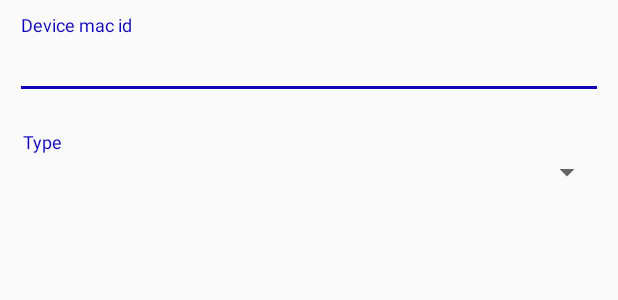
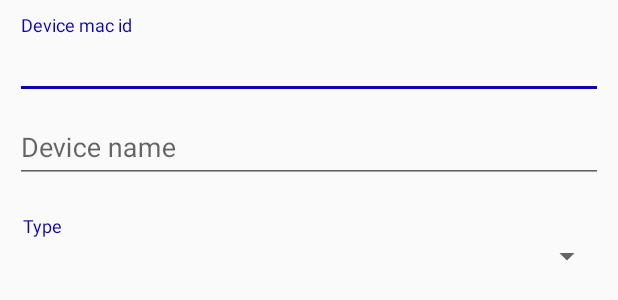
Before and after one commit to anskarthik/GeeneApp, an Android app: the layout device_input_dialog.xml on its own in the app's theme, with its tools: preview values and no code run, on a phone screen of 412 x 824 dp. Shown: the top 300 px of the screen. Run offline under Robolectric (Android 15) with nearby library versions, the phone set to English and light mode, and no system bars.

Commit message:
device name input

```diff
--- a/app/src/main/java/com/genie/home/genieapp/dao/GenieDatabaseHelper.java
+++ b/app/src/main/java/com/genie/home/genieapp/dao/GenieDatabaseHelper.java
@@ -50,6 +50,7 @@ public class GenieDatabaseHelper extends SQLiteOpenHelper {
                 "    name TEXT,\n" +
                 "    room_name TEXT, \n" +
                 "    type TEXT,\n" +
+                "    CONSTRAINT device_name_unique UNIQUE (name),\n" +
                 "    FOREIGN KEY(room_name) REFERENCES room(type),\n" +
                 "    FOREIGN KEY(type) REFERENCES device_type(type));");
     }
--- a/app/src/main/java/com/genie/home/genieapp/model/Device.java
+++ b/app/src/main/java/com/genie/home/genieapp/model/Device.java
@@ -12,8 +12,9 @@ public class Device implements Serializable {
     private String name;
     private DeviceType deviceType;
 
-    public Device(@NonNull String macId) {
+    public Device(@NonNull String macId, String name) {
         this.macId = macId;
+        this.name = name;
     }
 
     public String getMacId() {
--- a/app/src/main/res/layout/device_input_dialog.xml
+++ b/app/src/main/res/layout/device_input_dialog.xml
@@ -15,10 +15,25 @@
             android:layout_height="wrap_content">
 
             <AutoCompleteTextView
-                android:id="@+id/inp_text_view"
+                android:id="@+id/inp_mac_id_text_view"
                 android:layout_width="match_parent"
                 android:layout_height="wrap_content"
-                android:hint="Device mac id"
+                android:hint="@string/device_mac_id"
+                android:imeOptions="actionDone"
+                android:inputType="textCapWords"
+                tools:text="@tools:sample/cities" />
+
+        </android.support.design.widget.TextInputLayout>
+
+        <android.support.design.widget.TextInputLayout
+            android:layout_width="match_parent"
+            android:layout_height="wrap_content">
+
+            <AutoCompleteTextView
+                android:id="@+id/inp_name_text_view"
+                android:layout_width="match_parent"
+                android:layout_height="wrap_content"
+                android:hint="@string/device_name"
                 android:imeOptions="actionDone"
                 android:inputType="textCapWords"
                 tools:text="@tools:sample/cities" />
--- a/app/src/main/res/values/strings.xml
+++ b/app/src/main/res/values/strings.xml
@@ -26,4 +26,6 @@
     <string name="add_device">add device</string>
     <string name="delete">delete</string>
     <string name="remove">remove</string>
+    <string name="device_name">Device name</string>
+    <string name="device_mac_id">Device mac id</string>
 </resources>
```
Also changed, not shown: app/src/main/java/com/genie/home/genieapp/DeviceInputDialog.java (+6 -3 lines), app/src/main/java/com/genie/home/genieapp/dao/DeviceDao.java (+3 -6 lines), app/src/main/res/layout/device_cards_layout.xml (+9 -1 lines).
